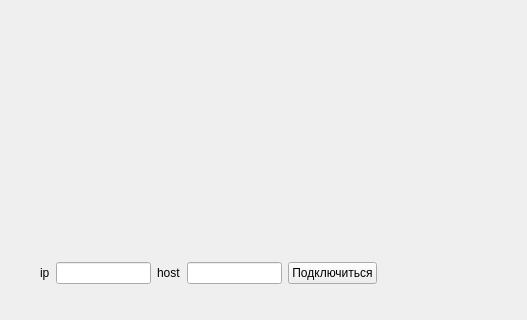
Above: mainwindow.ui from chnoq2/TextEditor before the change; both pictures show x 0 to 527 and y 280 to 600 of the 800 by 600 pixel window. Below: the same form after it.
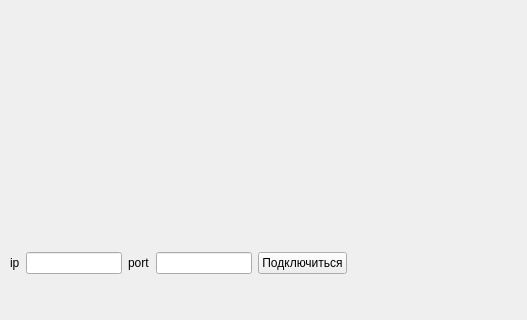
That is the form after the change.

Patch:
```diff
--- a/mainwindow.ui
+++ b/mainwindow.ui
@@ -14,11 +14,11 @@
    <string>MainWindow</string>
   </property>
   <widget class="QWidget" name="centralwidget">
-   <widget class="QWidget" name="">
+   <widget class="QWidget" name="layoutWidget">
     <property name="geometry">
      <rect>
-      <x>40</x>
-      <y>540</y>
+      <x>10</x>
+      <y>530</y>
       <width>337</width>
       <height>26</height>
      </rect>
@@ -37,7 +37,7 @@
      <item>
       <widget class="QLabel" name="label_2">
        <property name="text">
-        <string>host</string>
+        <string>port</string>
        </property>
       </widget>
      </item>
```
